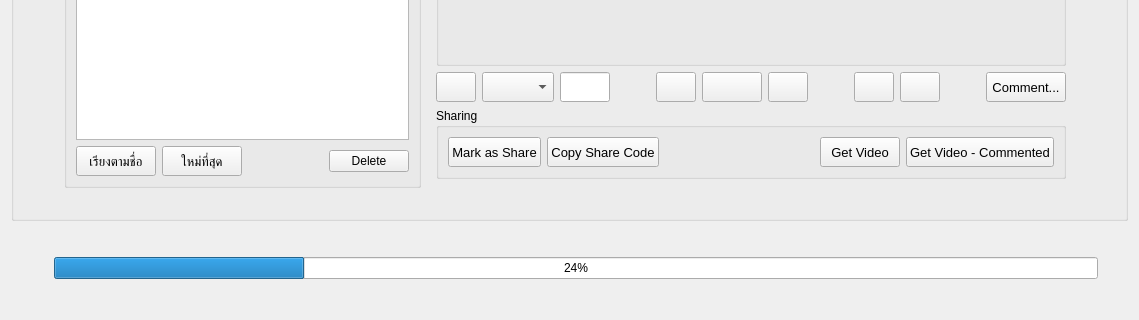
tonmaiart/UkoreShot, file interface/UkoreShotPage.ui: the form before one commit; both pictures show x 0 to 1139 and y 551 to 871 of the 1139 by 871 pixel window.
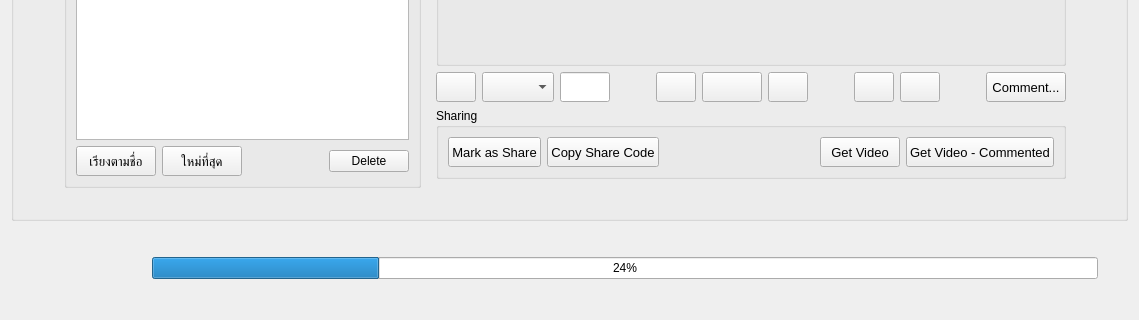
The form after the commit.

Commit message: Auto-untrack gitignored files before sync

```diff
--- a/interface/UkoreShotPage.ui
+++ b/interface/UkoreShotPage.ui
@@ -434,7 +434,7 @@
    </item>
    <item row="1" column="0">
     <widget class="QWidget" name="widget_status_loading" native="true">
-     <layout class="QGridLayout" name="gridLayout_6">
+     <layout class="QGridLayout" name="gridLayout_6" columnstretch="1,9">
       <property name="leftMargin">
        <number>30</number>
       </property>
```
